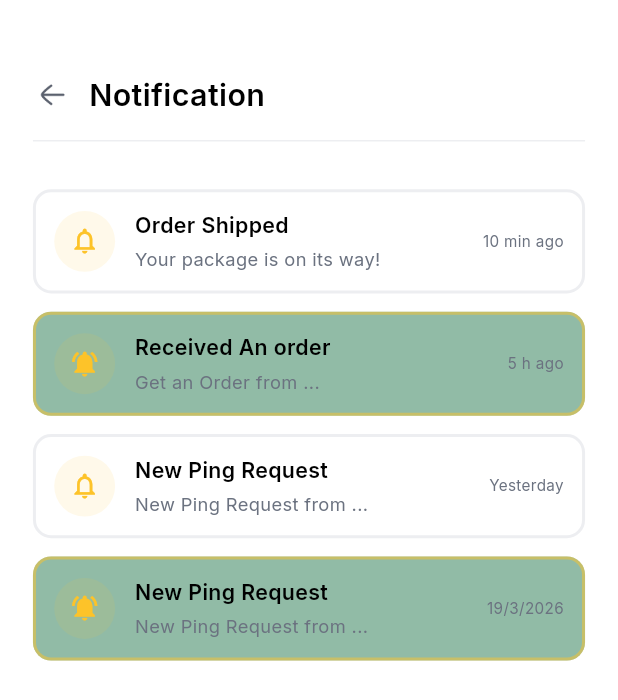
After one commit to sharifdujee/b2b_solution, a Flutter app: the HomeScreen screen opened directly, after a tap on an icon or button, on a phone screen of 412 x 824 dp. The commit adds this screen. Shown: the top 700 px of the screen. Run offline on Flutter 3.47's test engine with Material 3 defaults, Android fonts, the phone set to English and light mode, and no system bars; our stand-ins replace flutter_riverpod, flutter_screenutil, flutter_svg, geolocator, go_router, google_fonts and 3 more.

Commit message:
Notification Done

```diff
--- /dev/null
+++ b/lib/feature/home/model/notification_state_model.dart
@@ -0,0 +1,46 @@
+class NotificationStateModel {
+  final String title;
+  final String subTitle;
+  final DateTime createAt;
+  final bool isRead;
+
+  NotificationStateModel({
+    required this.title,
+    required this.subTitle,
+    required this.createAt,
+    this.isRead = false,
+  });
+
+  String get formattedTime {
+    final now = DateTime.now();
+    final duration = now.difference(createAt);
+
+    if (duration.inSeconds < 60) {
+      return 'Now';
+    } else if (duration.inMinutes < 60) {
+      return '${duration.inMinutes} min ago';
+    } else if (duration.inHours < 24) {
+      return '${duration.inHours} h ago';
+    } else if (duration.inDays == 1) {
+      return 'Yesterday';
+    } else if (duration.inDays < 7) {
+      return '${duration.inDays} days ago';
+    } else {
+      return "${createAt.day}/${createAt.month}/${createAt.year}";
+    }
+  }
+
+  NotificationStateModel copyWith({
+    String? title,
+    String? subTitle,
+    DateTime? createAt,
+    bool? isRead,
+  }) {
+    return NotificationStateModel(
+      title: title ?? this.title,
+      subTitle: subTitle ?? this.subTitle,
+      createAt: createAt ?? this.createAt,
+      isRead: isRead ?? this.isRead,
+    );
+  }
+}
--- a/lib/feature/home/presentation/screen/home_screen.dart
+++ b/lib/feature/home/presentation/screen/home_screen.dart
@@ -7,6 +7,7 @@ import 'package:flutter/material.dart';
 import 'package:flutter_riverpod/flutter_riverpod.dart';
 import 'package:flutter_screenutil/flutter_screenutil.dart';
 import 'package:flutter_svg/svg.dart';
+import 'package:go_router/go_router.dart';
 
 class HomeScreen extends ConsumerWidget {
   const HomeScreen({super.key});
@@ -41,7 +42,9 @@ class HomeScreen extends ConsumerWidget {
                       ],
                     ),
                     SizedBox(width: 107.w,),
-                    Container(
+                    GestureDetector(
+                      onTap: ()=> context.push("/notificationScreen"),
+                      child: Container(
                         padding: EdgeInsets.symmetric(horizontal: 12.w, vertical: 12.h),
                         decoration: BoxDecoration(
                             borderRadius: BorderRadius.circular(100.r),
@@ -52,6 +55,7 @@ class HomeScreen extends ConsumerWidget {
                             color: AppColor.white
                         ),
                         child: SvgPicture.asset(IconPath.notification, fit: BoxFit.cover,height: 24.h,width: 24.w,),
+                      ),
                     )
                   ],
                 ),
--- /dev/null
+++ b/lib/feature/home/presentation/screen/notification_screen.dart
@@ -0,0 +1,110 @@
+import 'package:b2b_solution/core/design_system/app_color.dart';
+import 'package:b2b_solution/core/gloabal/custom_text.dart';
+import 'package:flutter/material.dart';
+import 'package:flutter_riverpod/flutter_riverpod.dart';
+
+import 'package:flutter_screenutil/flutter_screenutil.dart';
+import 'package:go_router/go_router.dart';
+
+import '../../../../core/utils/local_assets/icon_path.dart';
+import '../../provider/notification_procider.dart';
+
+
+class NotificationScreen extends ConsumerWidget {
+  const NotificationScreen({super.key});
+
+  @override
+  Widget build(BuildContext context, WidgetRef ref) {
+    final state = ref.watch(notificationProvider);
+
+    return Scaffold(
+      backgroundColor: AppColor.white,
+      body: SingleChildScrollView(
+        // Added bottom padding to ensure content isn't cut off
+        child: Container(
+          margin: EdgeInsets.symmetric(horizontal: 20.w, vertical: 48.h),
+          child: Column(
+            crossAxisAlignment: CrossAxisAlignment.start,
+            children: [
+              Row(
+                children: [
+                  GestureDetector(
+                    onTap: () => context.pop(),
+                    child: Image.asset(IconPath.arrowLeft, height: 24.h, width: 24.w),
+                  ),
+                  SizedBox(width: 10.w),
+                  CustomText(
+                    text: "Notification",
+                    fontSize: 20.sp,
+                    fontWeight: FontWeight.w600,
+                    color: AppColor.black,
+                  ),
+                ],
+              ),
+              SizedBox(height: 8.h),
+              Divider(color: AppColor.grey50),
+              SizedBox(height: 24.h),
+
+              // --- FIXED SECTION ---
+              ListView.builder(
+                padding: EdgeInsets.zero,
+                shrinkWrap: true,
+                physics: const NeverScrollableScrollPhysics(),
+                itemCount: state.length,
+                itemBuilder: (context, index) {
+                  final notification = state[index];
+                  return Container(
+                    decoration: BoxDecoration(
+                      color: notification.isRead ? AppColor.white : AppColor.secondary.withValues(alpha: 0.5),
+                      borderRadius: BorderRadius.circular(12.r),
+                      border: Border.all(width: 2, color: notification.isRead ? AppColor.grey50 : AppColor.primary.withValues(alpha: 0.5))
+                    ),
+                    margin: EdgeInsets.only(bottom: 12.h),
+                    child: Padding(
+                      padding: EdgeInsets.all(12.r),
+                      child: Row(
+                        children: [
+                          CircleAvatar(
+                            radius: 20.r,
+                            backgroundColor: AppColor.primary.withValues(alpha: 0.1),
+                            child: notification.isRead? Icon(Icons.notifications_none, color: AppColor.primary, size: 20.r) : Icon(Icons.notifications_active, color: AppColor.primary, size: 20.r),
+                          ),
+                          SizedBox(width: 12.w),
+                          Expanded(
+                            child: Column(
+                              crossAxisAlignment: CrossAxisAlignment.start,
+                              children: [
+                                CustomText(
+                                  text: notification.title,
+                                  fontWeight: FontWeight.w600,
+                                  fontSize: 14.sp,
+                                  color: AppColor.black,
+                                ),
+                                SizedBox(height: 4.h),
+                                CustomText(
+                                  text: notification.subTitle,
+                                  fontSize: 12.sp,
+                                  fontWeight: FontWeight.w400,
+                                  color: AppColor.grey400,
+                                ),
+                              ],
+                            ),
+                          ),
+                          CustomText(
+                            text: notification.formattedTime,
+                            fontSize: 10.sp,
+                            color: AppColor.grey400,
+                          ),
+                        ],
+                      ),
+                    ),
+                  );
+                },
+              ),
+            ],
+          ),
+        ),
+      ),
+    );
+  }
+}
--- /dev/null
+++ b/lib/feature/home/provider/notification_procider.dart
@@ -0,0 +1,53 @@
+import 'package:flutter_riverpod/flutter_riverpod.dart';
+import 'package:flutter_riverpod/legacy.dart';
+
+import '../model/notification_state_model.dart';
+// Import your model file here
+
+class NotificationNotifier extends StateNotifier<List<NotificationStateModel>> {
+  // Initialize with dummy data
+  NotificationNotifier() : super([
+    NotificationStateModel(
+      title: "Order Shipped",
+      subTitle: "Your package is on its way!",
+      createAt: DateTime.now().subtract(const Duration(minutes: 10)),
+      isRead: true,
+    ),
+    NotificationStateModel(
+      title: "Received An order",
+      subTitle: "Get an Order from ...",
+      createAt: DateTime.now().subtract(const Duration(hours: 5)),
+      isRead: false,
+    ),
+    NotificationStateModel(
+      title: "New Ping Request",
+      subTitle: "New Ping Request from ...",
+      createAt: DateTime.now().subtract(const Duration(days: 1)),
+      isRead: true,
+    ),
+    NotificationStateModel(
+      title: "New Ping Request",
+      subTitle: "New Ping Request from ...",
+      createAt: DateTime.now().subtract(const Duration(days: 9)),
+      isRead: false,
+    ),
+  ]);
+
+  // Method to add a notification
+  void addNotification(NotificationStateModel notification) {
+    // We spread the existing list and add the new one to ensure a new reference
+    state = [...state, notification];
+  }
+
+  // Method to remove a notification by index
+  void removeNotification(int index) {
+    state = [
+      for (int i = 0; i < state.length; i++)
+        if (i != index) state[i],
+    ];
+  }
+}
+
+final notificationProvider = StateNotifierProvider<NotificationNotifier, List<NotificationStateModel>>((ref) {
+  return NotificationNotifier();
+});
--- a/lib/feature/routing/app_routing.dart
+++ b/lib/feature/routing/app_routing.dart
@@ -11,6 +11,7 @@ import '../authentication/presentation/screen/login_screen.dart';
 import '../authentication/presentation/screen/reset_password.dart';
 import '../authentication/presentation/screen/reset_verification_code_screen.dart';
 import '../authentication/presentation/screen/signup_verification_code_screen.dart';
+import '../home/presentation/screen/notification_screen.dart';
 import '../navigation/presentation/screen.dart';
 import '../onboarding/presentation/screen/onboarding_screen.dart';
 import '../ping/model/ping_model.dart';
@@ -86,6 +87,8 @@ final goRouterProvider = Provider<GoRouter>((ref) {
       ),
       GoRoute(path: "/createPingScreen",builder: (context,state)=> CreatePingScreen()),
 
+      GoRoute(path: "/notificationScreen", builder: (context,state) => NotificationScreen())
+
 
     ],
   );
```
Lines whose indentation alone changed are shown as unchanged.
